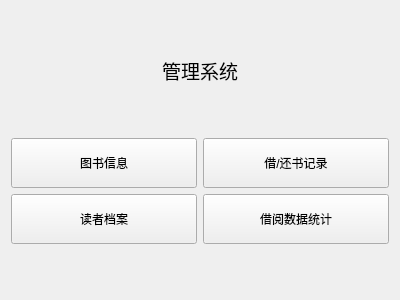
Before: the Qt Designer form LibraryAndBorrowingManagementSystem/managementview.ui in longyuan56649826/QtCourse, drawn with Qt 5.
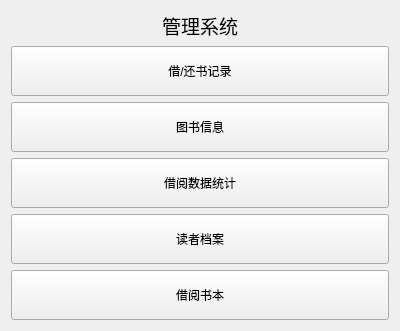
After: the same form once the commit is applied.

What changed in the file:
```diff
--- a/LibraryAndBorrowingManagementSystem/managementview.ui
+++ b/LibraryAndBorrowingManagementSystem/managementview.ui
@@ -29,7 +29,20 @@
    </item>
    <item row="3" column="0">
     <layout class="QGridLayout" name="gridLayout">
-     <item row="0" column="0">
+     <item row="4" column="0">
+      <widget class="QPushButton" name="btBecomeReader">
+       <property name="minimumSize">
+        <size>
+         <width>50</width>
+         <height>50</height>
+        </size>
+       </property>
+       <property name="text">
+        <string>借阅书本</string>
+       </property>
+      </widget>
+     </item>
+     <item row="1" column="0">
       <widget class="QPushButton" name="btBook">
        <property name="minimumSize">
         <size>
@@ -42,33 +55,7 @@
        </property>
       </widget>
      </item>
-     <item row="0" column="2">
-      <widget class="QPushButton" name="btBorrowAndReturn">
-       <property name="minimumSize">
-        <size>
-         <width>50</width>
-         <height>50</height>
-        </size>
-       </property>
-       <property name="text">
-        <string>借/还书记录</string>
-       </property>
-      </widget>
-     </item>
-     <item row="1" column="2">
-      <widget class="QPushButton" name="btBorrowAndReturndata">
-       <property name="minimumSize">
-        <size>
-         <width>50</width>
-         <height>50</height>
-        </size>
-       </property>
-       <property name="text">
-        <string>借阅数据统计</string>
-       </property>
-      </widget>
-     </item>
-     <item row="1" column="0">
+     <item row="3" column="0">
       <widget class="QPushButton" name="btReader">
        <property name="minimumSize">
         <size>
@@ -81,6 +68,32 @@
        </property>
       </widget>
      </item>
+     <item row="2" column="0">
+      <widget class="QPushButton" name="btBorrowAndReturndata">
+       <property name="minimumSize">
+        <size>
+         <width>50</width>
+         <height>50</height>
+        </size>
+       </property>
+       <property name="text">
+        <string>借阅数据统计</string>
+       </property>
+      </widget>
+     </item>
+     <item row="0" column="0">
+      <widget class="QPushButton" name="btBorrowAndReturn">
+       <property name="minimumSize">
+        <size>
+         <width>50</width>
+         <height>50</height>
+        </size>
+       </property>
+       <property name="text">
+        <string>借/还书记录</string>
+       </property>
+      </widget>
+     </item>
     </layout>
    </item>
    <item row="2" column="0">
```
